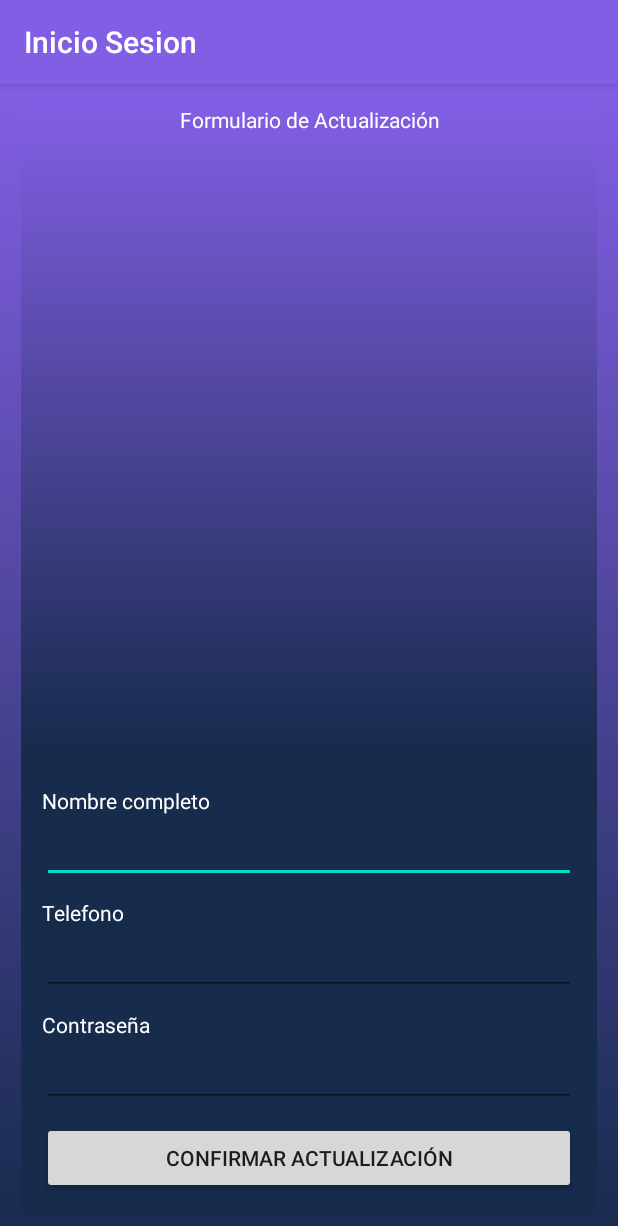
After one commit to davidvaguilar/InicioSesion, an Android app: the PerfilActivity screen opened directly, with no data from a screen before it, on a phone screen of 412 x 824 dp. The commit adds this screen. Shown: the top 1226 px of the screen. Run offline under Robolectric (Android 15) with nearby library versions, the phone set to English and light mode, and no system bars.

Commit message:
Actualizado Pantalla Perfil

```diff
--- a/app/src/main/AndroidManifest.xml
+++ b/app/src/main/AndroidManifest.xml
@@ -9,6 +9,7 @@
         android:roundIcon="@mipmap/ic_launcher_round"
         android:supportsRtl="true"
         android:theme="@style/AppTheme">
+        <activity android:name=".PerfilActivity"></activity>
         <activity android:name=".CitaActivity" />
         <activity android:name=".MenuActivity" />
         <activity android:name=".RegistroActivity" />
--- /dev/null
+++ b/app/src/main/java/cl/santotomas/iniciosesion/PerfilActivity.java
@@ -0,0 +1,93 @@
+package cl.santotomas.iniciosesion;
+
+import androidx.appcompat.app.AppCompatActivity;
+
+import android.content.ContentValues;
+import android.database.Cursor;
+import android.database.sqlite.SQLiteDatabase;
+import android.os.Bundle;
+import android.util.Log;
+import android.view.View;
+import android.widget.Button;
+import android.widget.EditText;
+
+import cl.santotomas.iniciosesion.modelo.Usuario;
+
+public class PerfilActivity extends AppCompatActivity implements View.OnClickListener {
+
+    private EditText etActualizarNombre;
+    private EditText etActualizarTelefono;
+    private EditText etActualizarClave;
+    private Usuario usuario;
+
+    @Override
+    protected void onCreate(Bundle savedInstanceState) {
+        super.onCreate(savedInstanceState);
+        setContentView(R.layout.activity_perfil);
+
+        this.etActualizarNombre = findViewById(R.id.etActualizarNombre);
+        this.etActualizarTelefono = findViewById((R.id.etActualizarTelefono));
+        this.etActualizarClave = findViewById(R.id.etActualizarClave);
+
+        this.usuario = new Usuario();
+
+        this.etActualizarNombre.setText(this.usuario.getNombre());
+        this.etActualizarTelefono.setText(this.usuario.getTelefono());
+        this.etActualizarClave.setText(this.usuario.getPassword());
+
+        Button btActualizarConfirmar = findViewById(R.id.btActualizarConfirmar);
+        btActualizarConfirmar.setOnClickListener(this);
+    }
+
+    @Override
+    public void onClick(View v) {
+        switch (v.getId()){
+            case R.id.btActualizarConfirmar:
+                                    actualizar();
+                break;
+        }
+    }
+
+    private boolean buscar_usuario(){
+        AdminSQLiteOpenHelper base = new AdminSQLiteOpenHelper(this,"administracion1", null, 1);
+        SQLiteDatabase baseDatos = base.getWritableDatabase();
+
+        Cursor filas = baseDatos.rawQuery(
+                "SELECT nombre, telefono, clave FROM usuarios WHERE email ='david@gmail.com';",null
+        );
+
+        filas.moveToFirst();
+        int cantidad = filas.getInt(0);
+
+        this.usuario.setNombre(filas.getString(0));
+        this.usuario.setTelefono(filas.getString(1));
+        this.usuario.setPassword(filas.getString(2));
+
+        if( cantidad > 0 ){
+            this.usuario.setNombre(filas.getString(0));
+            this.usuario.setTelefono(filas.getString(1));
+            this.usuario.setPassword(filas.getString(2));
+            return true;     // usuario encontrado
+        } else {
+            return false;   // No existen usuarios
+        }
+
+    }
+
+    private boolean actualizar(){
+        AdminSQLiteOpenHelper base = new AdminSQLiteOpenHelper(this,"administracion1", null, 1);
+        SQLiteDatabase baseDatos = base.getWritableDatabase();
+
+        ContentValues registro = new ContentValues();
+        registro.put("nombre", this.usuario.getNombre());
+        registro.put("telefono", this.usuario.getTelefono());
+        registro.put("clave", this.usuario.getPassword());
+
+        String condicion = "email = "+this.usuario.getEmail();
+
+        int resultado = baseDatos.update("usuarios", registro, condicion, null);
+        Log.i("LOGPRUEBA" , String.valueOf(resultado));
+        baseDatos.close();
+        return true;
+    }
+}
--- a/app/src/main/java/cl/santotomas/iniciosesion/modelo/Usuario.java
+++ b/app/src/main/java/cl/santotomas/iniciosesion/modelo/Usuario.java
@@ -4,7 +4,16 @@ public class Usuario {
     private Integer id;
     private String nombre;
     private String email;
+    private String telefono;
     private String password;
+
+    public String getTelefono() {
+        return telefono;
+    }
+
+    public void setTelefono(String telefono) {
+        this.telefono = telefono;
+    }
 
     public String getPassword() {
         return password;   // transformar MD5 hash
--- a/app/src/main/res/layout/activity_menu.xml
+++ b/app/src/main/res/layout/activity_menu.xml
@@ -16,6 +16,7 @@
         android:textColor="@color/blanco"/>
 
     <Button
+        android:id="@+id/btMenuPerfil"
         android:layout_width="match_parent"
         android:layout_height="wrap_content"
         android:background="@color/colorButton"
@@ -49,6 +50,7 @@
         android:text="Mis Citas"/>
 
     <Button
+        android:id="@+id/btMenuCerrar"
         android:layout_width="match_parent"
         android:layout_height="wrap_content"
         android:background="@color/colorButton"
--- /dev/null
+++ b/app/src/main/res/layout/activity_perfil.xml
@@ -0,0 +1,76 @@
+<LinearLayout xmlns:android="http://schemas.android.com/apk/res/android"
+    xmlns:app="http://schemas.android.com/apk/res-auto"
+    xmlns:tools="http://schemas.android.com/tools"
+    android:layout_width="match_parent"
+    android:layout_height="match_parent"
+    android:orientation="vertical"
+    android:padding="14dp"
+    android:background="@drawable/bg_main"
+    tools:context=".PerfilActivity">
+
+    <TextView
+        android:layout_width="match_parent"
+        android:layout_height="0dp"
+        android:layout_weight="1"
+        android:background="@drawable/bg_main"
+        android:textColor="@color/blanco"
+        android:gravity="center_horizontal"
+        android:text="@string/label_actualizar"/>
+
+    <LinearLayout
+        android:background="@color/colorPrimaryDark"
+        android:layout_width="match_parent"
+        android:layout_height="wrap_content"
+        android:padding="14dp"
+        android:orientation="vertical">
+
+        <TextView
+            android:layout_width="match_parent"
+            android:layout_height="wrap_content"
+            android:textColor="@color/blanco"
+            android:layout_marginTop="10dp"
+            android:text="@string/label_nombre" />
+
+        <EditText
+            android:id="@+id/etActualizarNombre"
+            android:layout_width="match_parent"
+            android:layout_height="wrap_content"
+            android:inputType="textPersonName"/>
+
+        <TextView
+            android:layout_width="match_parent"
+            android:layout_height="wrap_content"
+            android:textColor="@color/blanco"
+            android:layout_marginTop="10dp"
+            android:text="@string/label_telefono"/>
+
+        <EditText
+            android:id="@+id/etActualizarTelefono"
+            android:layout_width="match_parent"
+            android:layout_height="wrap_content"
+            android:inputType="number" />
+
+        <TextView
+            android:layout_width="match_parent"
+            android:layout_height="wrap_content"
+            android:textColor="@color/blanco"
+            android:layout_marginTop="10dp"
+            android:text="@string/label_clave"/>
+
+        <EditText
+            android:id="@+id/etActualizarClave"
+            android:layout_width="match_parent"
+            android:layout_height="wrap_content"
+            android:inputType="textPassword" />
+
+        <Button
+            android:id="@+id/btActualizarConfirmar"
+            android:layout_width="match_parent"
+            android:layout_height="wrap_content"
+            android:layout_marginTop="10dp"
+            android:text="Confirmar Actualización"/>
+
+    </LinearLayout>
+
+
+</LinearLayout>
--- a/app/src/main/res/values/strings.xml
+++ b/app/src/main/res/values/strings.xml
@@ -27,4 +27,7 @@
     <string name="label_subtitulo">Datos de la cita</string>
     <string name="label_hora">Hora de la Cita</string>
     <string name="btn_confirmar">Confirmar</string>
+
+    <string name="label_actualizar">Formulario de Actualización</string>
+    <string name="label_telefono">Telefono</string>
 </resources>
```
Also changed, not shown: app/src/main/java/cl/santotomas/iniciosesion/MenuActivity.java (+25 -1 lines).
